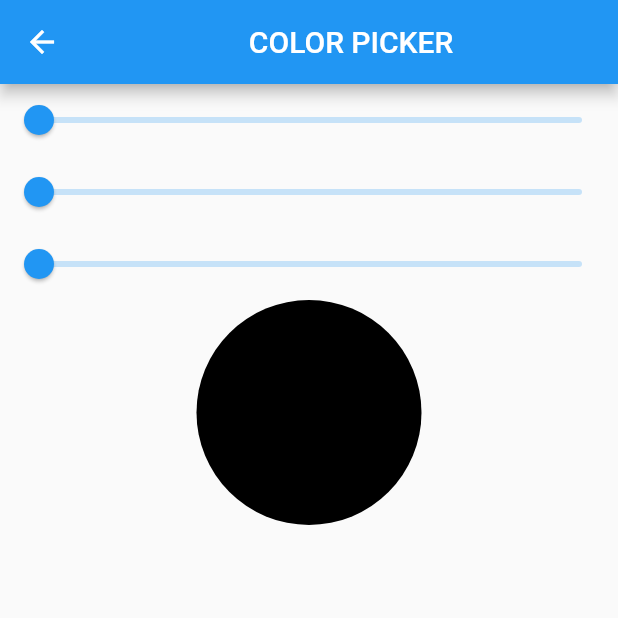
After one commit to shontzu-deriv/flutter-navigation, a Flutter app: the screen it shows after launch, after a tap on the "add" icon, on a phone screen of 412 x 824 dp, the top half of it. The commit adds this screen. Run offline on Flutter 3.47's test engine with Material 2 defaults, Android fonts, the phone set to English and light mode, and no system bars.

Commit message:
color picker

```diff
--- /dev/null
+++ b/lib/color_picker.dart
@@ -0,0 +1,77 @@
+import 'package:flutter/material.dart';
+
+double _redSliderValue = 0;
+double _greenSliderValue = 0;
+double _blueSliderValue = 0;
+
+class ColorPicker extends StatefulWidget {
+  const ColorPicker({Key? key}) : super(key: key);
+
+  @override
+  State<ColorPicker> createState() => _ColorPickerState();
+}
+
+class _ColorPickerState extends State<ColorPicker> {
+  @override
+  Widget build(BuildContext context) {
+    return Scaffold(
+      appBar: AppBar(
+        title: const Center(child: Text("COLOR PICKER")),
+      ),
+      body: Column(
+        children: [
+          Slider(
+            value: _redSliderValue,
+            max: 255,
+            divisions: 255,
+            label: "Red: ${_redSliderValue.round().toString()}",
+            onChanged: (double value) => {
+              setState(() {
+                _redSliderValue = value;
+              }),
+            },
+          ),
+          Slider(
+            value: _greenSliderValue,
+            max: 255,
+            divisions: 255,
+            label: "Green: ${_greenSliderValue.round().toString()}",
+            onChanged: (double value) => {
+              setState(() {
+                _greenSliderValue = value;
+              }),
+            },
+          ),
+          Slider(
+            value: _blueSliderValue,
+            max: 255,
+            divisions: 255,
+            label: "Blue: ${_blueSliderValue.round().toString()}",
+            onChanged: (double value) => {
+              setState(() {
+                _blueSliderValue = value;
+              }),
+            },
+          ),
+          Container(
+            height: 150.0,
+            width: 150.0,
+            decoration: BoxDecoration(
+              // color: Colors.blue,
+              color: Color.fromARGB(
+                255,
+                _redSliderValue.toInt(),
+                _greenSliderValue.toInt(),
+                _blueSliderValue.toInt(),
+              ),
+              borderRadius: const BorderRadius.all(Radius.circular(100)),
+            ),
+            child: const Center(
+              child: Text("COLOR"),
+            ),
+          ),
+        ],
+      ),
+    );
+  }
+}
--- a/lib/home_page.dart
+++ b/lib/home_page.dart
@@ -9,11 +9,20 @@ class HomePage extends StatefulWidget {
   State<HomePage> createState() => _HomePageState();
 }
 
-// SYNTAX: Navigator.push(context, route)
+// NAVIGATOR NAVIGATION
+// void navigateToShadesPage(BuildContext context, MaterialAccentColor color) {
+//   Navigator.push(context, MaterialPageRoute(builder: (BuildContext context) {
+//     return ShadesPage(color: color);
+//   }));
+// }
+
+// ROUTER NAVIGATION
 void navigateToShadesPage(BuildContext context, MaterialAccentColor color) {
-  Navigator.push(context, MaterialPageRoute(builder: (BuildContext context) {
-    return ShadesPage(color: color);
-  }));
+  Navigator.of(context).pushNamed('/shades', arguments: color);
+}
+
+void navigateToColorPicker(BuildContext context) {
+  Navigator.of(context).pushNamed('/color_picker');
 }
 
 class _HomePageState extends State<HomePage> {
@@ -36,6 +45,13 @@ class _HomePageState extends State<HomePage> {
               child: ListItems(color: Colors.accents.elementAt(index)),
             );
           }),
+      floatingActionButton: FloatingActionButton(
+        onPressed: () {
+          navigateToColorPicker(context);
+        },
+        tooltip: "null",
+        child: const Icon(Icons.add),
+      ),
     );
   }
 }
--- a/lib/list_item.dart
+++ b/lib/list_item.dart
@@ -7,7 +7,6 @@ class ListItems extends StatelessWidget {
 
   @override
   Widget build(BuildContext context) {
-    Colors.accents;
 
     return Container(
       height: 100,
--- a/lib/main.dart
+++ b/lib/main.dart
@@ -1,5 +1,7 @@
 import 'package:flutter/material.dart';
 import 'package:flutter_navigation/home_page.dart';
+import 'package:flutter_navigation/shades_with_params.dart';
+import 'color_picker.dart';
 
 const accents = [100, 200, 400, 700];
 
@@ -17,6 +19,14 @@ class MyApp extends StatelessWidget {
       title: 'Colors App',
       theme: ThemeData(),
       home: const MyHomePage(title: 'Colors App'),
+      routes: {
+        '/shades': (context) => const ShadesPageWithParams(),
+        '/color_picker': (context) => const ColorPicker()
+      },
+      // method 2: onGenerateRoute: () {switch case}
+      // onGenerateInitialRoutes: (settings) {
+      //   switch(settings.name) {}
+      // },
     );
   }
 }
--- /dev/null
+++ b/lib/shades_with_params.dart
@@ -0,0 +1,12 @@
+import 'package:flutter/material.dart';
+import 'package:flutter_navigation/shades_page.dart';
+
+class ShadesPageWithParams extends StatelessWidget {
+  const ShadesPageWithParams({Key? key}) : super(key: key);
+
+  @override
+  Widget build(BuildContext context) {
+    final data = ModalRoute.of(context)!.settings.arguments as MaterialAccentColor;
+    return ShadesPage(color: data);
+  }
+}
```
